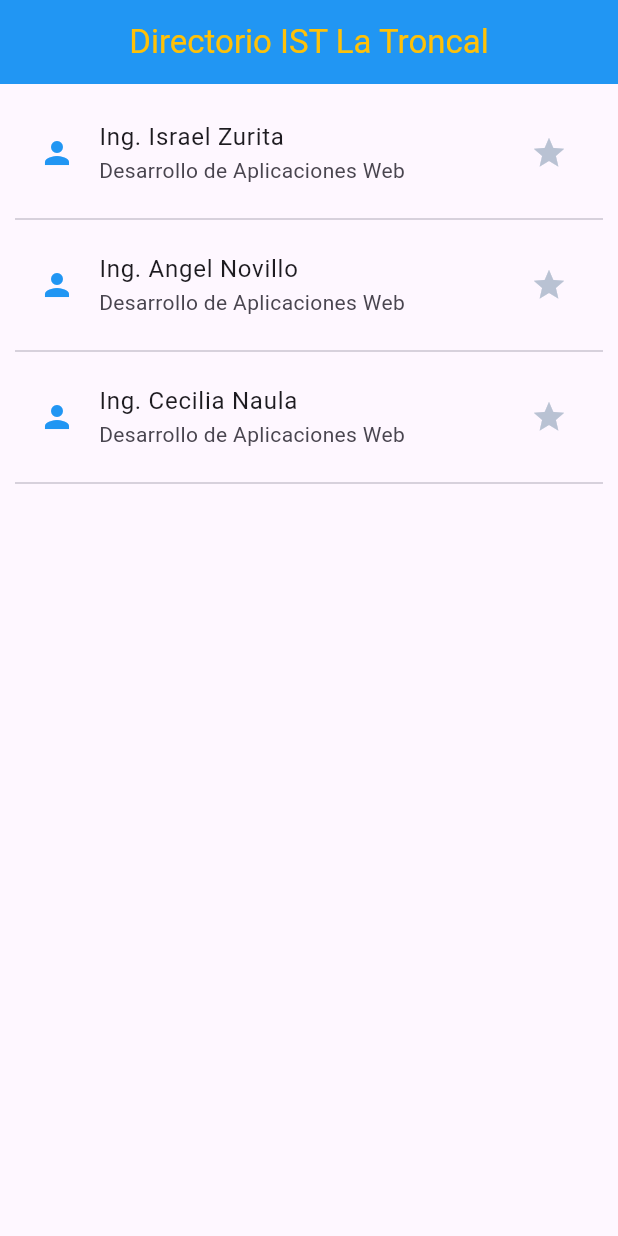
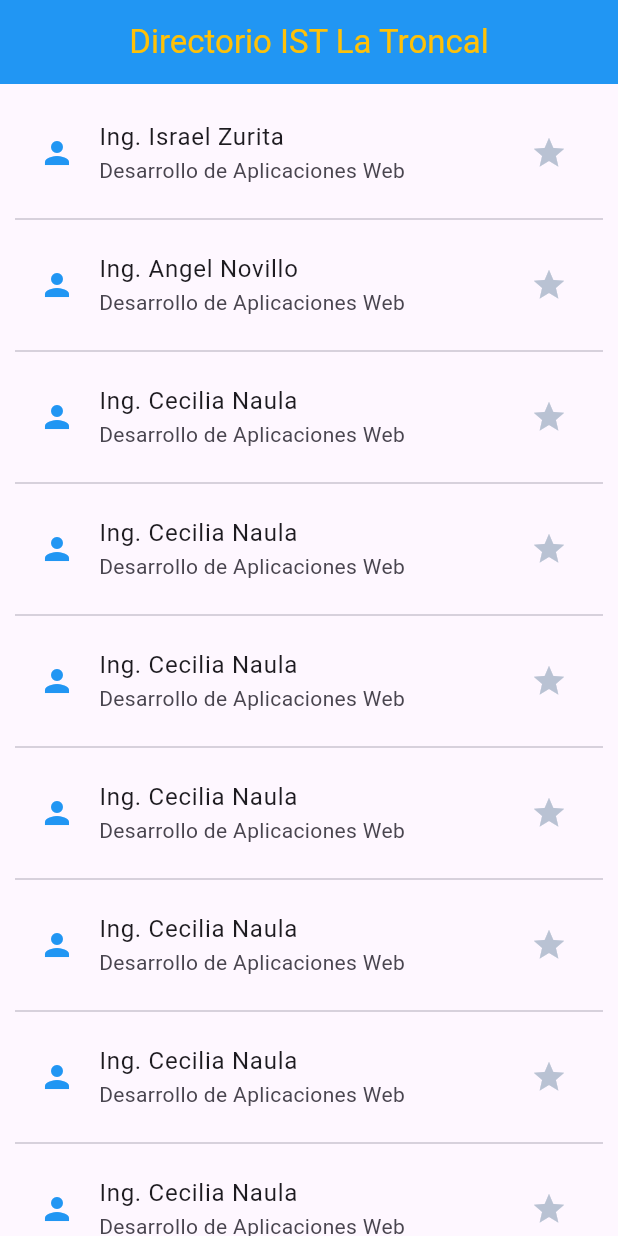
Before and after one commit to bf2012-bf/directorio_istlt, a Flutter app: the screen it shows after launch, on a phone screen of 412 x 824 dp. Run offline on Flutter 3.47's test engine with Material 3 defaults, Android fonts, the phone set to English and light mode, and no system bars.

Commit message:
actualice git

```diff
--- a/lib/main.dart
+++ b/lib/main.dart
@@ -41,6 +41,90 @@ class MainApp extends StatelessWidget {
               subtitle: Text("Desarrollo de Aplicaciones Web"),
             ),
             Divider(),
+            ListTile(
+              trailing: Icon(Icons.star, color:  Color.fromARGB(255, 185, 194, 211)),
+              leading: Icon(Icons.person, color: Colors.blue),
+              title: Text("Ing. Cecilia Naula"),
+              subtitle: Text("Desarrollo de Aplicaciones Web"),
+            ),
+            Divider(),
+            ListTile(
+              trailing: Icon(Icons.star, color:  Color.fromARGB(255, 185, 194, 211)),
+              leading: Icon(Icons.person, color: Colors.blue),
+              title: Text("Ing. Cecilia Naula"),
+              subtitle: Text("Desarrollo de Aplicaciones Web"),
+            ),
+            Divider(),
+            ListTile(
+              trailing: Icon(Icons.star, color:  Color.fromARGB(255, 185, 194, 211)),
+              leading: Icon(Icons.person, color: Colors.blue),
+              title: Text("Ing. Cecilia Naula"),
+              subtitle: Text("Desarrollo de Aplicaciones Web"),
+            ),
+            Divider(),
+            ListTile(
+              trailing: Icon(Icons.star, color:  Color.fromARGB(255, 185, 194, 211)),
+              leading: Icon(Icons.person, color: Colors.blue),
+              title: Text("Ing. Cecilia Naula"),
+              subtitle: Text("Desarrollo de Aplicaciones Web"),
+            ),
+            Divider(),
+            ListTile(
+              trailing: Icon(Icons.star, color:  Color.fromARGB(255, 185, 194, 211)),
+              leading: Icon(Icons.person, color: Colors.blue),
+              title: Text("Ing. Cecilia Naula"),
+              subtitle: Text("Desarrollo de Aplicaciones Web"),
+            ),
+            Divider(),
+            ListTile(
+              trailing: Icon(Icons.star, color:  Color.fromARGB(255, 185, 194, 211)),
+              leading: Icon(Icons.person, color: Colors.blue),
+              title: Text("Ing. Cecilia Naula"),
+              subtitle: Text("Desarrollo de Aplicaciones Web"),
+            ),
+            Divider(),
+            ListTile(
+              trailing: Icon(Icons.star, color:  Color.fromARGB(255, 185, 194, 211)),
+              leading: Icon(Icons.person, color: Colors.blue),
+              title: Text("Ing. Cecilia Naula"),
+              subtitle: Text("Desarrollo de Aplicaciones Web"),
+            ),
+            Divider(),
+            ListTile(
+              trailing: Icon(Icons.star, color:  Color.fromARGB(255, 185, 194, 211)),
+              leading: Icon(Icons.person, color: Colors.blue),
+              title: Text("Ing. Cecilia Naula"),
+              subtitle: Text("Desarrollo de Aplicaciones Web"),
+            ),
+            Divider(),
+            ListTile(
+              trailing: Icon(Icons.star, color:  Color.fromARGB(255, 185, 194, 211)),
+              leading: Icon(Icons.person, color: Colors.blue),
+              title: Text("Ing. Cecilia Naula"),
+              subtitle: Text("Desarrollo de Aplicaciones Web"),
+            ),
+            Divider(),
+            ListTile(
+              trailing: Icon(Icons.star, color:  Color.fromARGB(255, 185, 194, 211)),
+              leading: Icon(Icons.person, color: Colors.blue),
+              title: Text("Ing. Cecilia Naula"),
+              subtitle: Text("Desarrollo de Aplicaciones Web"),
+            ),
+            Divider(),
+            ListTile(
+              trailing: Icon(Icons.star, color:  Color.fromARGB(255, 185, 194, 211)),
+              leading: Icon(Icons.person, color: Colors.blue),
+              title: Text("Ing. Cecilia Naula"),
+              subtitle: Text("Desarrollo de Aplicaciones Web"),
+            ),
+            Divider(),
+            ListTile(
+              trailing: Icon(Icons.star, color:  Color.fromARGB(255, 185, 194, 211)),
+              leading: Icon(Icons.person, color: Colors.blue),
+              title: Text("Ing. Cecilia Naula"),
+              subtitle: Text("Desarrollo de Aplicaciones Web"),
+            ),
+            Divider(),
           ],
         ),
       ),
```
